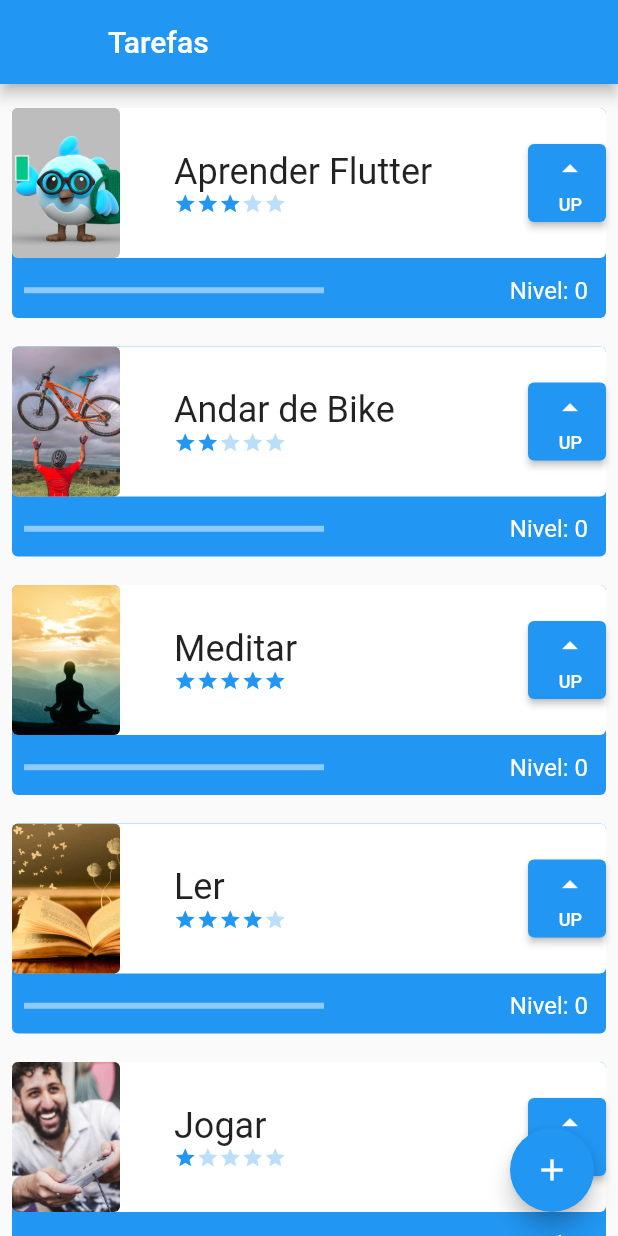
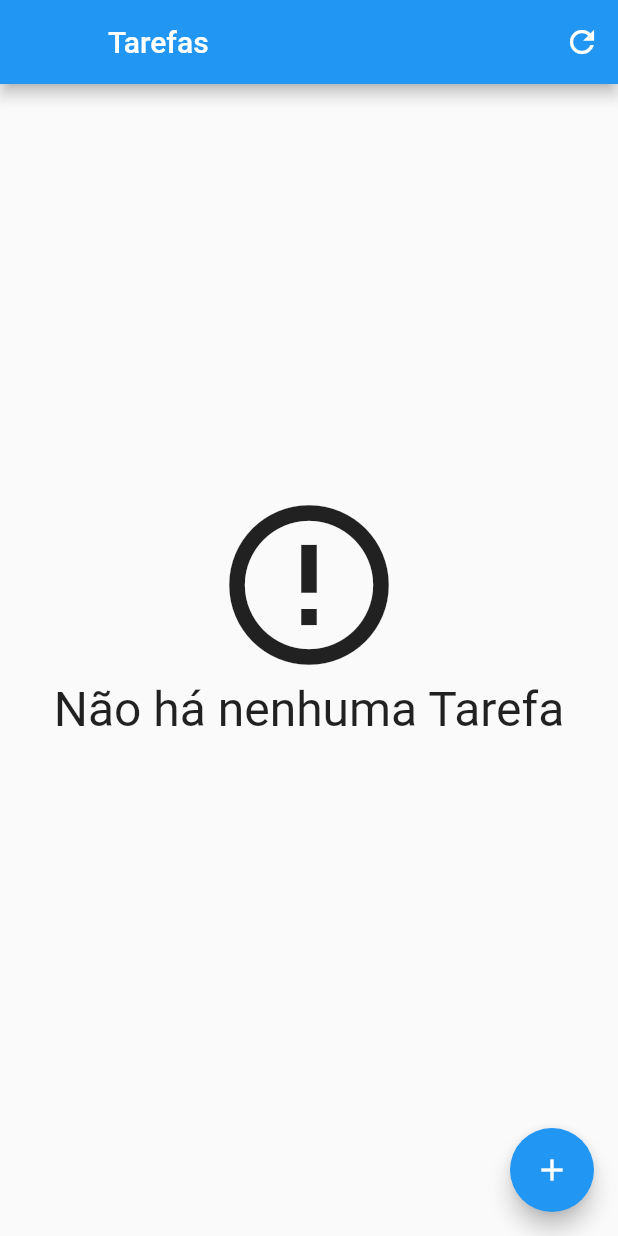
Before and after one commit to igoranastacio89/InitialProjects, a Flutter app: the screen it shows after launch, on a phone screen of 412 x 824 dp. Run offline on Flutter 3.47's test engine with Material 2 defaults, Android fonts, the phone set to English and light mode, and no system bars; our stand-ins replace sqflite; accounts and stored records are empty.

```diff
--- a/lib/components/task.dart
+++ b/lib/components/task.dart
@@ -1,15 +1,18 @@
 import 'package:flutter/material.dart';
 import 'package:nosso_primeiro_projeto/components/difficulty.dart';
+import 'package:nosso_primeiro_projeto/data/task_dao.dart';
+
 
 class Task extends StatefulWidget {
   final String nome;
   final String foto;
   final int dificuldade;
-
-  Task(this.nome, this.foto, this.dificuldade, {Key? key})
+  int nivel;
+  Task(this.nome, this.foto, this.dificuldade, [this.nivel = 0, Key? key,])
       : super(key: key);
 
-  int nivel = 0;
+
+
 
   @override
   State<Task> createState() => _TaskState();
@@ -88,7 +91,11 @@ class _TaskState extends State<Task> {
                       height: 52,
                       width: 52,
                       child: ElevatedButton(
+                        onLongPress: (){
+                          TaskDao().delete(widget.nome);
+                        },
                           onPressed: () {
+                            print(widget.nivel);
                             setState(() {
                               widget.nivel++;
                             });
--- /dev/null
+++ b/lib/data/task_dao.dart
@@ -0,0 +1,89 @@
+import 'package:nosso_primeiro_projeto/components/task.dart';
+import 'package:nosso_primeiro_projeto/data/database.dart';
+import 'package:sqflite/sqflite.dart';
+
+class TaskDao {
+  static const String tableSql = 'CREATE TABLE $_tablename('
+      '$_name TEXT, '
+      '$_difficulty INTEGER, '
+      '$_image TEXT)';
+
+  static const String _tablename = 'taskTable';
+  static const String _name = 'name';
+  static const String _difficulty = 'difficulty';
+  static const String _image = 'image';
+
+  save(Task tarefa) async {
+    print('Iniciando o save: ');
+    final Database bancoDeDados = await getDatabase();
+    var itemExists = await find(tarefa.nome);
+    Map<String, dynamic> taskMap = toMap(tarefa);
+    if (itemExists.isEmpty) {
+      print('a Tarefa não Existia.');
+      return await bancoDeDados.insert(_tablename, taskMap);
+    } else {
+      print('a Tarefa existia!');
+      return await bancoDeDados.update(
+        _tablename,
+        taskMap,
+        where: '$_name = ?',
+        whereArgs: [tarefa.nome],
+      );
+    }
+  }
+
+  Map<String, dynamic> toMap(Task tarefa) {
+    print('Convertendo to Map: ');
+    final Map<String, dynamic> mapaDeTarefas = Map();
+    mapaDeTarefas[_name] = tarefa.nome;
+    mapaDeTarefas[_difficulty] = tarefa.dificuldade;
+    mapaDeTarefas[_image] = tarefa.foto;
+    print('Mapa de Tarefas: $mapaDeTarefas');
+    return mapaDeTarefas;
+  }
+
+  Future<List<Task>> findAll() async {
+    print('Acessando o findAll: ');
+    final Database bancoDeDados = await getDatabase();
+    final List<Map<String, dynamic>> result =
+        await bancoDeDados.query(_tablename);
+    print('Procurando dados no banco de dados... encontrado: $result');
+    return toList(result);
+  }
+
+  List<Task> toList(List<Map<String, dynamic>> mapaDeTarefas) {
+    print('Convertendo to List:');
+    final List<Task> tarefas = [];
+    for (Map<String, dynamic> linha in mapaDeTarefas) {
+      final Task tarefa = Task(
+        linha[_name],
+        linha[_image],
+        linha[_difficulty],
+      );
+      tarefas.add(tarefa);
+    }
+    print('Lista de Tarefas: ${tarefas.toString()}');
+    return tarefas;
+  }
+
+  Future<List<Task>> find(String nomeDaTarefa) async {
+    print('Acessando find: ');
+    final Database bancoDeDados = await getDatabase();
+    print('Procurando tarefa com o nome: ${nomeDaTarefa}');
+    final List<Map<String, dynamic>> result = await bancoDeDados
+        .query(_tablename, where: '$_name = ?', whereArgs: [nomeDaTarefa]);
+    print('Tarefa encontrada: ${toList(result)}');
+
+    return toList(result);
+  }
+
+  delete(String nomeDaTarefa) async {
+    print('Deletando tarefa: $nomeDaTarefa');
+    final Database bancoDeDados = await getDatabase();
+    return await bancoDeDados.delete(
+      _tablename,
+      where: '$_name = ?',
+      whereArgs: [nomeDaTarefa],
+    );
+  }
+}
--- a/lib/data/task_inherited.dart
+++ b/lib/data/task_inherited.dart
@@ -8,7 +8,7 @@ class TaskInherited extends InheritedWidget {
   }) : super(key: key, child: child);
 
   final List<Task> taskList = [
-    Task('Aprender Flutter', 'assets/images/dash.png', 3),
+    Task('Aprender Flutter', 'assets/images/dash.png', 3  ),
     Task('Andar de Bike', 'assets/images/bike.webp', 2),
     Task('Meditar', 'assets/images/meditar.jpeg', 5),
     Task('Ler', 'assets/images/livro.jpg', 4),
--- a/lib/screens/initial_screen.dart
+++ b/lib/screens/initial_screen.dart
@@ -1,6 +1,6 @@
 import 'package:flutter/material.dart';
 import 'package:nosso_primeiro_projeto/components/task.dart';
-import 'package:nosso_primeiro_projeto/data/task_inherited.dart';
+import 'package:nosso_primeiro_projeto/data/task_dao.dart';
 import 'package:nosso_primeiro_projeto/screens/form_screen.dart';
 
 class InitialScreen extends StatefulWidget {
@@ -16,20 +16,96 @@ class _InitialScreenState extends State<InitialScreen> {
     return Scaffold(
       appBar: AppBar(
         leading: Container(),
+        actions: [
+          IconButton(
+            onPressed: () {
+              setState(() {});
+            },
+            icon: const Icon(Icons.refresh),
+          ),
+        ],
         title: const Text('Tarefas'),
       ),
-      body: ListView(
-        children: TaskInherited.of(context).taskList,
-        padding: EdgeInsets.only(top: 8,bottom: 70),
+      body: Padding(
+        padding: const EdgeInsets.only(top: 8, bottom: 70),
+        child: FutureBuilder<List<Task>>(
+            future: TaskDao().findAll(),
+            builder: (context, snapshot) {
+              List<Task>? items = snapshot.data;
+              switch (snapshot.connectionState) {
+                case ConnectionState.none:
+                  return Center(
+                    child: Column(
+                      children: const [
+                        CircularProgressIndicator(),
+                        Text('Carregando'),
+                      ],
+                    ),
+                  );
+
+                case ConnectionState.waiting:
+                  return Center(
+                    child: Column(
+                      children: const [
+                        CircularProgressIndicator(),
+                        Text('Carregando'),
+                      ],
+                    ),
+                  );
+                case ConnectionState.active:
+                  return Center(
+                    child: Column(
+                      children: const [
+                        CircularProgressIndicator(),
+                        Text('Carregando'),
+                      ],
+                    ),
+                  );
+                case ConnectionState.done:
+                  if (snapshot.hasData && items != null) {
+                    if (items.isNotEmpty) {
+                      return ListView.builder(
+                          itemCount: items.length,
+                          itemBuilder: (BuildContext context, int index) {
+                            final Task tarefa = items[index];
+                            return tarefa;
+                          });
+                    }
+                    return Center(
+                        child: Column(
+                      mainAxisAlignment: MainAxisAlignment.center,
+                      // não implementado em vídeo por descuido meu, desculpem.
+                      crossAxisAlignment: CrossAxisAlignment.center,
+                      // essa linha de layout deixa o conteudo totalmente centralizado.
+                      children: const [
+                        Icon(
+                          Icons.error_outline,
+                          size: 128,
+                        ),
+                        Text(
+                          'Não há nenhuma Tarefa',
+                          style: TextStyle(fontSize: 32),
+                        ),
+                      ],
+                    ));
+                  }
+                  return const Text('Erro ao carregar tarefas');
+              }
+              return const Text('Erro desconhecido');
+            }),
       ),
       floatingActionButton: FloatingActionButton(
         onPressed: () {
           Navigator.push(
             context,
             MaterialPageRoute(
-              builder: (contextNew) => FormScreen(taskContext: context,),
+              builder: (contextNew) => FormScreen(
+                taskContext: context,
+              ),
             ),
-          );
+          ).then((value) => setState(() {
+                print('Recarregando a tela inicial');
+              }));
         },
         child: const Icon(Icons.add),
       ),
--- a/pubspec.yaml
+++ b/pubspec.yaml
@@ -34,6 +34,7 @@ dependencies:
   # The following adds the Cupertino Icons font to your application.
   # Use with the CupertinoIcons class for iOS style icons.
   cupertino_icons: ^1.0.2
+  sqflite: ^2.0.3+1
 
 dev_dependencies:
   flutter_test:
```
Also changed, not shown: lib/data/database.dart (added, +10 -0 lines), lib/screens/form_screen.dart (+14 -10 lines), pubspec.lock.
